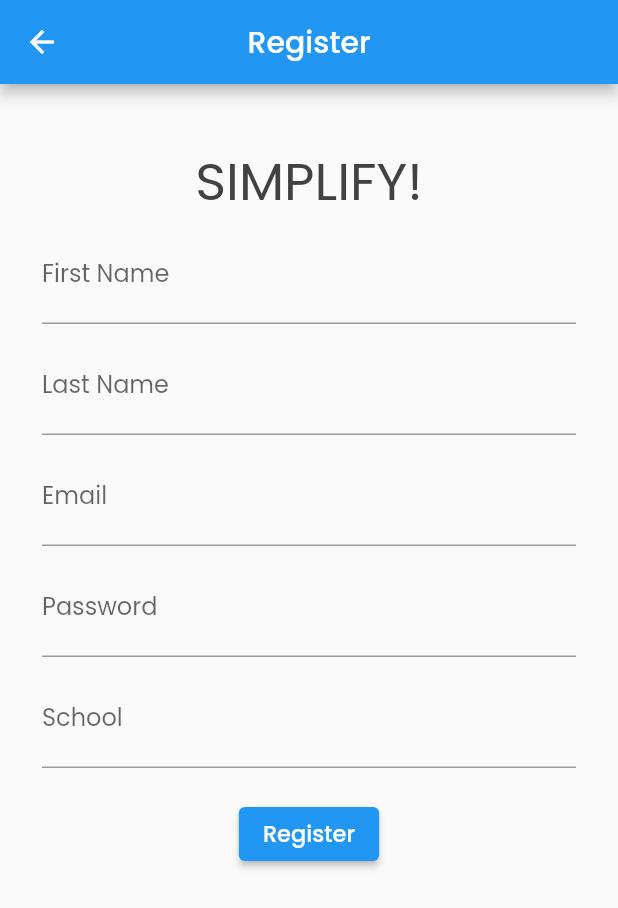
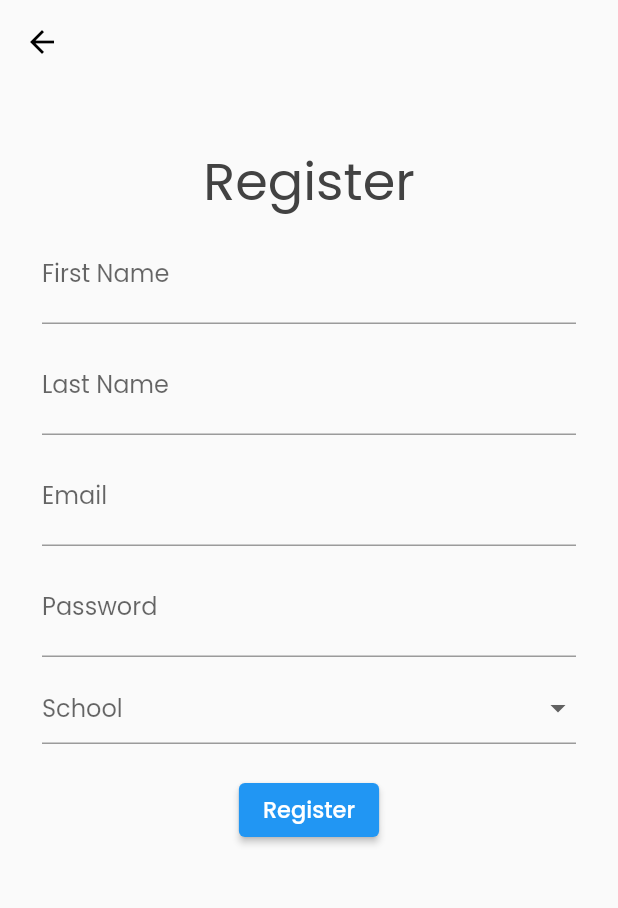
Before and after one commit to CS-JustinDelaRapa/Simplify, a Flutter app: the BoosterRegister screen opened directly, on a phone screen of 412 x 824 dp. Shown: the top 908 px of the screen. Run offline on Flutter 3.47's test engine with Material 2 defaults, Android fonts, the phone set to English and light mode, and no system bars; our stand-ins replace cloud_firestore, curved_navigation_bar, firebase_auth, firebase_core, flutter_datetime_picker, flutter_local_notifications and 6 more; accounts and stored records are empty.

Commit message:
Page redirect after register fix
addiitional: dropdownbutton list

```diff
--- a/lib/page/boosterCommunity/screen/signIn-Register/boosterRegister.dart
+++ b/lib/page/boosterCommunity/screen/signIn-Register/boosterRegister.dart
@@ -1,10 +1,5 @@
 import 'package:firebase_auth/firebase_auth.dart';
-import 'package:flutter/gestures.dart';
 import 'package:flutter/material.dart';
-import 'package:flutter_signin_button/flutter_signin_button.dart';
-import 'package:fluttertoast/fluttertoast.dart';
-import 'package:simplify/page/boosterCommunity/screen/home/boosterHome.dart';
-import 'package:simplify/page/boosterCommunity/screen/verifyScreen.dart';
 import 'package:simplify/page/boosterCommunity/service/firebaseHelper.dart';
 
 class BoosterRegister extends StatefulWidget {
@@ -15,6 +10,9 @@ class BoosterRegister extends StatefulWidget {
 }
 
 class _BoosterRegisterState extends State<BoosterRegister> {
+
+ final _formKey = GlobalKey<FormState>();
+
   final auth = FirebaseAuth.instance;
   String _email = '',
       _password = '',
@@ -22,106 +20,132 @@ class _BoosterRegisterState extends State<BoosterRegister> {
       _firstName = '',
       _school = '';
 
+  final List<String> schools = [
+    'Don Honorio Ventura State University',
+    'Our Lady Of Fatima University',
+    'Holy Angel University',
+    'AMA',
+    'Angeles University',
+    'University of the Assumption'
+    ];
+
   @override
   Widget build(BuildContext context) {
     return Scaffold(
       resizeToAvoidBottomInset: false,
       appBar: AppBar(
         centerTitle: true,
-        title: Text('Register'),
+        backgroundColor: Colors.transparent,
+        elevation: 0.0,
+        foregroundColor: Colors.black,
+        // title: Text('Register', style: TextStyle(fontSize: 35, fontWeight: FontWeight.normal)),
       ),
-      body: Padding(
+      body: Form(
+        key: _formKey,
+        child: Padding(
           padding: const EdgeInsets.all(8.0),
           child: SingleChildScrollView(
             child: Column(
               children: [
                 SizedBox(height: 30),
                 Center(
-                child: Text('SIMPLIFY!', style: TextStyle(fontSize: 35)),
+                  child: Text('Register', style: TextStyle(fontSize: 35)),
                 ),
                 //First Name
-              Container(
-                child: Padding(
-                  padding: EdgeInsets.fromLTRB(20, 5, 20, 5),
+                Padding(
+                  padding: const EdgeInsets.fromLTRB(20, 5, 20, 5),
                   child: TextFormField(
+                    maxLines: 1,
                     decoration: InputDecoration(
                       hintText: 'First Name',
                       labelText: 'First Name',
                     ),
-                    onChanged: (value) {
+                    validator: (value) => value != null && value.isEmpty
+                        ? 'Required First Name'
+                        : null,
+                    onChanged: (value){
                       setState(() {
                         _firstName = value.trim();
                       });
                     },
                   ),
                 ),
-              ),
-              //Last name
-              Container(
-                child: Padding(
-                  padding: EdgeInsets.fromLTRB(20, 5, 20, 5),
+                //Last Name
+                Padding(
+                  padding: const EdgeInsets.fromLTRB(20, 5, 20, 5),
                   child: TextFormField(
+                    maxLines: 1,
                     decoration: InputDecoration(
                       hintText: 'Last Name',
                       labelText: 'Last Name',
                     ),
-                    onChanged: (value) {
+                    validator: (value) => value != null && value.isEmpty
+                        ? 'Required Last name'
+                        : null,
+                    onChanged: (value){
                       setState(() {
                         _lastName = value.trim();
                       });
                     },
                   ),
                 ),
-              ),
-              //email Address
-              Container(
-                child: Padding(
-                  padding: EdgeInsets.fromLTRB(20, 5, 20, 5),
+                //Email
+                Padding(
+                  padding: const EdgeInsets.fromLTRB(20, 5, 20, 5),
                   child: TextFormField(
+                    maxLines: 1,
                     decoration: InputDecoration(
                       hintText: 'Email',
                       labelText: 'Email',
                     ),
-                    onChanged: (value) {
+                    validator: (value) => value != null && value.isEmpty
+                        ? 'Required Email'
+                        : null,
+                    onChanged: (value){
                       setState(() {
                         _email = value.trim();
                       });
                     },
                   ),
                 ),
-              ),
-              //password
-              Container(
-                child: Padding(
-                  padding: EdgeInsets.fromLTRB(20, 5, 20, 5),
+                //First Name
+                Padding(
+                  padding: const EdgeInsets.fromLTRB(20, 5, 20, 5),
                   child: TextFormField(
+                    maxLines: 1,
                     obscureText: true,
                     decoration: InputDecoration(
                       hintText: 'Password',
                       labelText: 'Password',
                     ),
-                    onChanged: (value) {
+                    validator: (value) => value != null && value.isEmpty
+                        ? 'Required password'
+                        : null,
+                    onChanged: (value){
                       setState(() {
                         _password = value.trim();
                       });
                     },
                   ),
                 ),
-              ),
-              Container(
-                child: Padding(
-                  padding: EdgeInsets.fromLTRB(20, 5, 20, 5),
-                  child: TextFormField(
-                    decoration: InputDecoration(
-                      hintText: 'School',
-                      labelText: 'School',
-                    ),
-                    onChanged: (value) {
+                //school
+                Padding(padding: const EdgeInsets.fromLTRB(20, 5, 20, 5),
+                child: DropdownButtonFormField<String>(
+                validator: (value) => value == null ? 'Required School' : null,
+                  isDense: true,
+                  hint: Text('School'),
+                  isExpanded: true,
+                  items: schools.map((String val){
+                    return DropdownMenuItem<String>(
+                      value: val,
+                      child: Text(val, overflow: TextOverflow.ellipsis,),
+                  );
+                  }).toList(),
+                  onChanged: (value){
                     setState(() {
-                        _school = value.trim();
+                      _school = value!;
                     });
                   },
-                  ),
                 ),
                 ),
                 //sign in button
@@ -129,8 +153,15 @@ class _BoosterRegisterState extends State<BoosterRegister> {
                   padding: EdgeInsets.symmetric(vertical: 15, horizontal: 12),
                   child: ElevatedButton(
                     onPressed: () {
+                      if(_formKey.currentState!.validate()){
                                               AuthService().registerWithEmailandPassword(
-                        _email, _password, _firstName, _lastName, _school);
+                                    _email,
+                                    _password,
+                                    _firstName,
+                                    _lastName,
+                                    _school,
+                                    context);
+                      }
                     },
                     child: Text(
                       'Register',
@@ -142,6 +173,7 @@ class _BoosterRegisterState extends State<BoosterRegister> {
             ),
           ),
         ),
+      ),
     );
   }
 }
--- a/lib/page/boosterCommunity/service/firebaseHelper.dart
+++ b/lib/page/boosterCommunity/service/firebaseHelper.dart
@@ -1,4 +1,5 @@
 import 'package:firebase_auth/firebase_auth.dart';
+import 'package:flutter/cupertino.dart';
 import 'package:fluttertoast/fluttertoast.dart';
 import 'package:simplify/page/boosterCommunity/model/myuser.dart';
 import 'package:simplify/page/boosterCommunity/service/database.dart';
@@ -20,7 +21,7 @@ class AuthService {
   }
 
   Future registerWithEmailandPassword(String email, String password,
-      String firstName, String lastName, String school) async {
+      String firstName, String lastName, String school, BuildContext context) async {
     try {
       UserCredential result = await _auth.createUserWithEmailAndPassword(
           email: email, password: password);
@@ -28,6 +29,7 @@ class AuthService {
       // create a new document for the user with the uid
       await DatabaseService(uid: user!.uid)
           .updateUserData(firstName, lastName, school);
+      Navigator.pop(context);
       return _userfromFirebase(user);
     } on FirebaseAuthException catch (error) {
       Fluttertoast.showToast(msg: error.message.toString());
--- a/lib/page/boosterCommunity/service/wrapper.dart
+++ b/lib/page/boosterCommunity/service/wrapper.dart
@@ -11,7 +11,7 @@ class Wrapper extends StatelessWidget {
 
   @override
   Widget build(BuildContext context) {
-    final user = Provider.of<MyUser?>(context);
+    final user = Provider.of<MyUser?>(context, listen: true);
 
     //return either home or authenticate widget
     if (user == null) {
```
Also changed, not shown: lib/page/boosterCommunity/screen/signIn-Register/boosterSignIn.dart (+19 -13 lines). Lines whose indentation alone changed are shown as unchanged.
